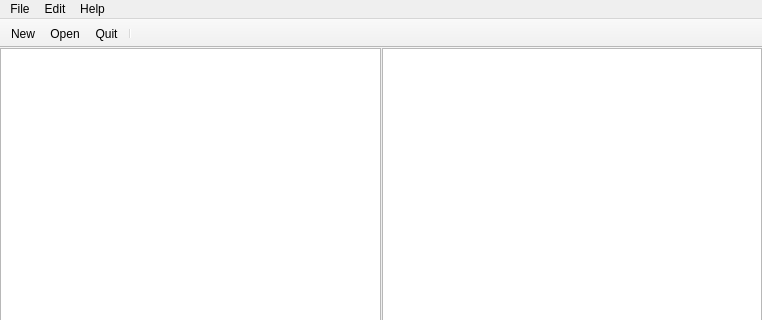
First picture: the form in MainWindow.ui, repository MikeMcQuaid/Fabula, before the edit; both pictures show x 0 to 762 and y 0 to 320 of the 762 by 487 pixel window.
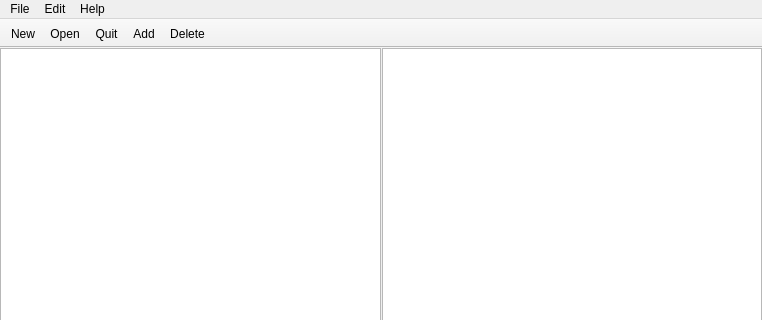
Second picture: the form after the edit. Icons and pictures are not drawn.

```diff
--- a/MainWindow.ui
+++ b/MainWindow.ui
@@ -158,7 +158,8 @@
    <addaction name="actionNew"/>
    <addaction name="actionOpen"/>
    <addaction name="actionQuit"/>
-   <addaction name="separator"/>
+   <addaction name="actionAdd"/>
+   <addaction name="actionDelete"/>
   </widget>
   <widget class="QStatusBar" name="statusBar">
    <property name="enabled">
@@ -215,6 +216,16 @@
     <string>Preferences</string>
    </property>
   </action>
+  <action name="actionAdd">
+   <property name="text">
+    <string>Add</string>
+   </property>
+  </action>
+  <action name="actionDelete">
+   <property name="text">
+    <string>Delete</string>
+   </property>
+  </action>
  </widget>
  <layoutdefault spacing="6" margin="11"/>
  <resources>
```
Left out of the diff: 23 changed lines with no effect on the pictures.
